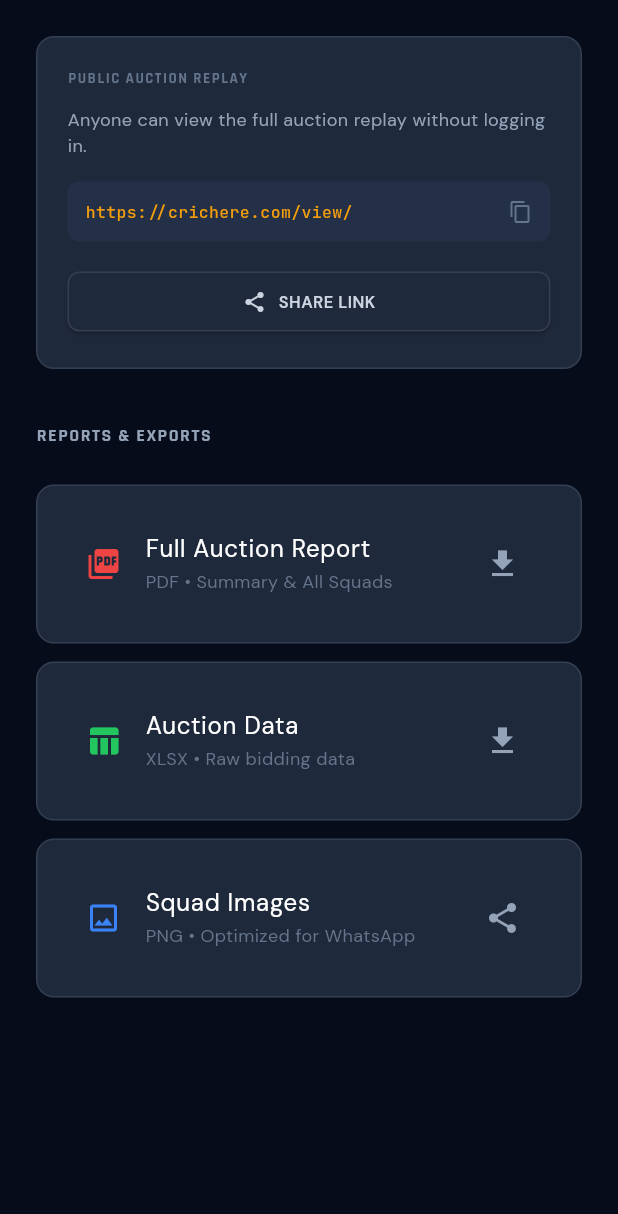
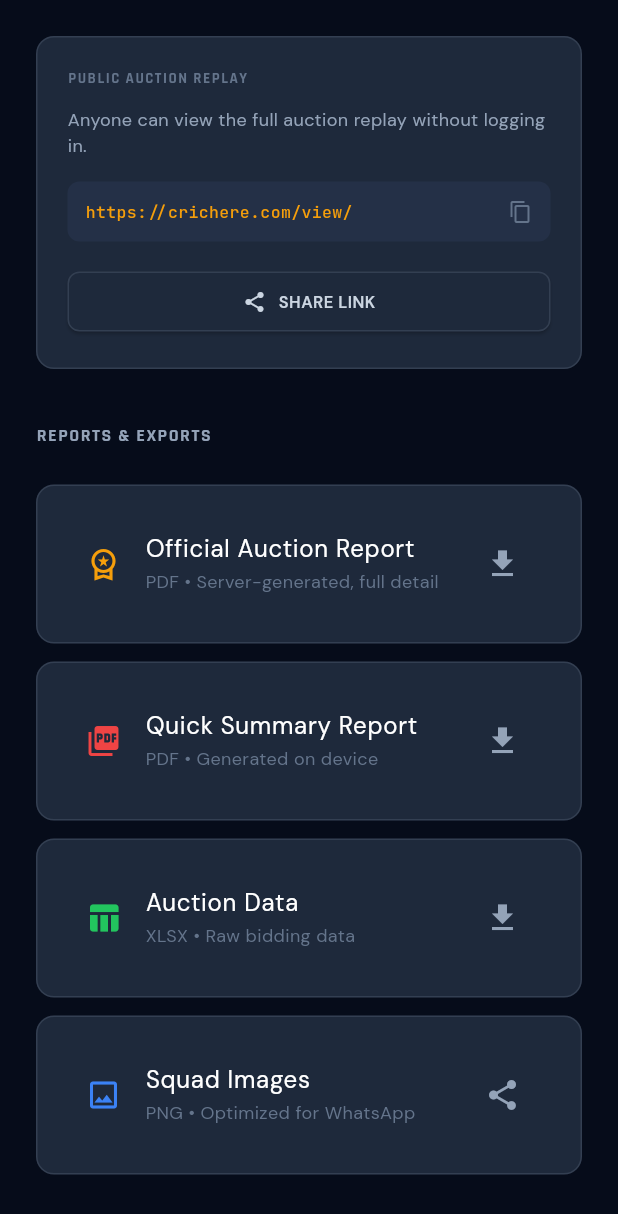
Before and after one commit to rulfox/crichere-backend, a Flutter app: the _ExportsTab widget shown alone on an empty page, opened directly with empty values, on a phone screen of 412 x 824 dp. Shown: the top 1214 px of the screen. Run offline on Flutter 3.47's test engine with Material 3 defaults, Android fonts, the phone set to English and light mode, and no system bars; our stand-ins replace auto_route, cached_network_image, connectivity_plus, dio, drift, file_picker and 18 more; missing offline and left inert: sqlite3; accounts and stored records are empty; generated files the repository leaves out were written again; network calls fail.

Commit message:
feat(flutter): reusable bytes-share helper + server-rendered summary export
- New FileShare.shareBytes(bytes, fileName, mimeType) — cross-platform
  save/share for server-rendered export bytes (PDF/PNG) via XFile.fromData +
  share_plus (works on web and mobile).
- Post-auction Exports tab now offers the canonical server PDF
  (auctionRepository.exportSummaryPdf) alongside the on-device quick summary;
  refactored the on-device PDF to use the shared helper.
- Dropped an unnecessary dart:typed_data import.

Co-Authored-By: Claude Opus 4.8 <noreply@anthropic.com>

```diff
--- /dev/null
+++ b/crichere-flutter/lib/core/export/file_share.dart
@@ -0,0 +1,23 @@
+import 'dart:typed_data';
+import 'package:share_plus/share_plus.dart';
+
+/// Saves/shares raw bytes (PDF, PNG, …) cross-platform.
+///
+/// Uses `XFile.fromData` + share_plus, which works on both web (browser
+/// download/share sheet) and mobile (native share sheet) — no `dart:io` path
+/// handling needed. Use this for server-rendered exports that arrive as bytes.
+class FileShare {
+  static Future<void> shareBytes(
+    List<int> bytes, {
+    required String fileName,
+    required String mimeType,
+    String? text,
+  }) async {
+    final file = XFile.fromData(
+      Uint8List.fromList(bytes),
+      name: fileName,
+      mimeType: mimeType,
+    );
+    await SharePlus.instance.share(ShareParams(files: [file], text: text));
+  }
+}
--- a/crichere-flutter/lib/features/auction/presentation/screens/post_auction_screen.dart
+++ b/crichere-flutter/lib/features/auction/presentation/screens/post_auction_screen.dart
@@ -1,4 +1,3 @@
-import 'dart:typed_data';
 import 'package:auto_route/auto_route.dart';
 import 'package:flutter/material.dart';
 import 'package:flutter/services.dart';
@@ -7,6 +6,7 @@ import 'package:pdf/pdf.dart';
 import 'package:pdf/widgets.dart' as pw;
 import 'package:share_plus/share_plus.dart';
 import 'package:crichere_flutter/core/theme/crichere_design_tokens.dart';
+import 'package:crichere_flutter/core/export/file_share.dart';
 import 'package:crichere_flutter/shared/widgets/cric/cric_widgets.dart';
 import '../providers/auction_provider.dart';
 import '../../domain/entities/auction_summary.dart';
@@ -253,12 +253,30 @@ class _ExportsTab extends ConsumerWidget {
           ],
         ),
       );
-      final bytes = Uint8List.fromList(await doc.save());
-      final file = XFile.fromData(bytes, name: 'auction_report.pdf', mimeType: 'application/pdf');
-      await SharePlus.instance.share(ShareParams(files: [file]));
+      final bytes = await doc.save();
+      await FileShare.shareBytes(bytes, fileName: 'auction_report.pdf', mimeType: 'application/pdf');
     } catch (e) {
       if (context.mounted) {
         ScaffoldMessenger.of(context).showSnackBar(SnackBar(content: Text('PDF error: $e')));
+      }
+    }
+  }
+
+  /// Fetches the canonical server-rendered summary PDF and shares it.
+  Future<void> _downloadServerPdf(BuildContext context, WidgetRef ref) async {
+    ScaffoldMessenger.of(context).showSnackBar(
+      const SnackBar(content: Text('Preparing official report…')),
+    );
+    try {
+      final bytes = await ref.read(auctionRepositoryProvider).exportSummaryPdf(summary.auctionId);
+      await FileShare.shareBytes(
+        bytes,
+        fileName: 'auction_${summary.auctionId}_summary.pdf',
+        mimeType: 'application/pdf',
+      );
+    } catch (e) {
+      if (context.mounted) {
+        ScaffoldMessenger.of(context).showSnackBar(SnackBar(content: Text('Export failed: $e')));
       }
     }
   }
@@ -313,11 +331,21 @@ class _ExportsTab extends ConsumerWidget {
         const SectionHeader(title: 'REPORTS & EXPORTS'),
         const SizedBox(height: 12),
         CricCard(
+          onTap: () => _downloadServerPdf(context, ref),
+          child: const ListTile(
+            leading: Icon(Icons.workspace_premium_outlined, color: CricColor.gold),
+            title: Text('Official Auction Report', style: TextStyle(color: Colors.white)),
+            subtitle: Text('PDF • Server-generated, full detail', style: TextStyle(color: CricColor.textFaint, fontSize: 12)),
+            trailing: Icon(Icons.download, color: CricColor.textDim),
+          ),
+        ),
+        const SizedBox(height: 12),
+        CricCard(
           onTap: () => _downloadPdf(context),
           child: const ListTile(
             leading: Icon(Icons.picture_as_pdf, color: CricColor.red),
-            title: Text('Full Auction Report', style: TextStyle(color: Colors.white)),
-            subtitle: Text('PDF • Summary & All Squads', style: TextStyle(color: CricColor.textFaint, fontSize: 12)),
+            title: Text('Quick Summary Report', style: TextStyle(color: Colors.white)),
+            subtitle: Text('PDF • Generated on device', style: TextStyle(color: CricColor.textFaint, fontSize: 12)),
             trailing: Icon(Icons.download, color: CricColor.textDim),
           ),
         ),
```
